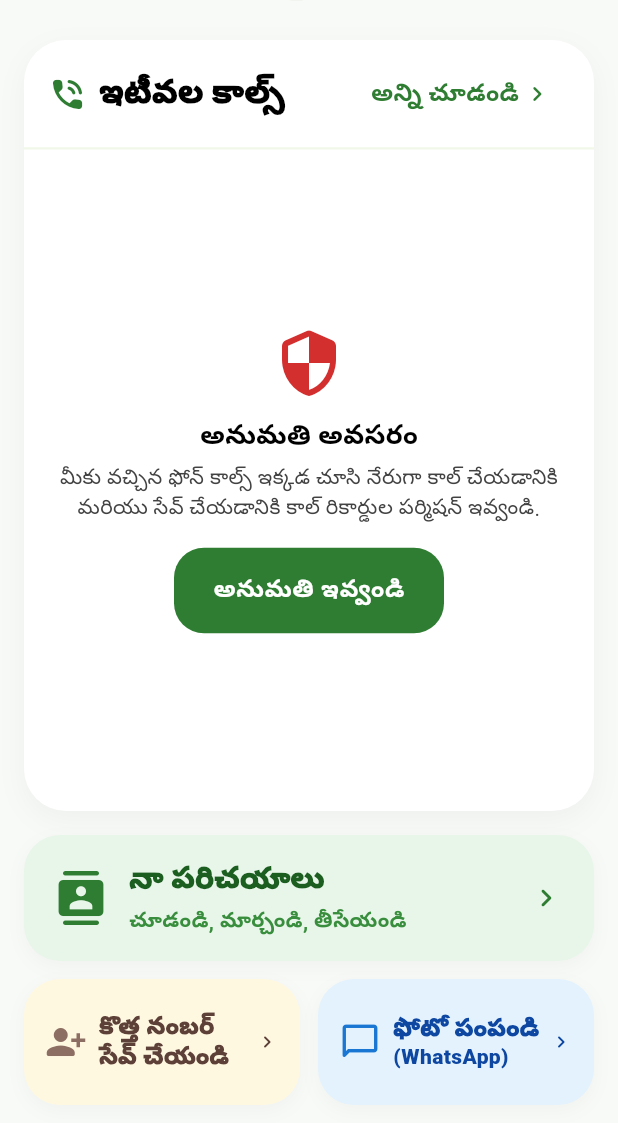
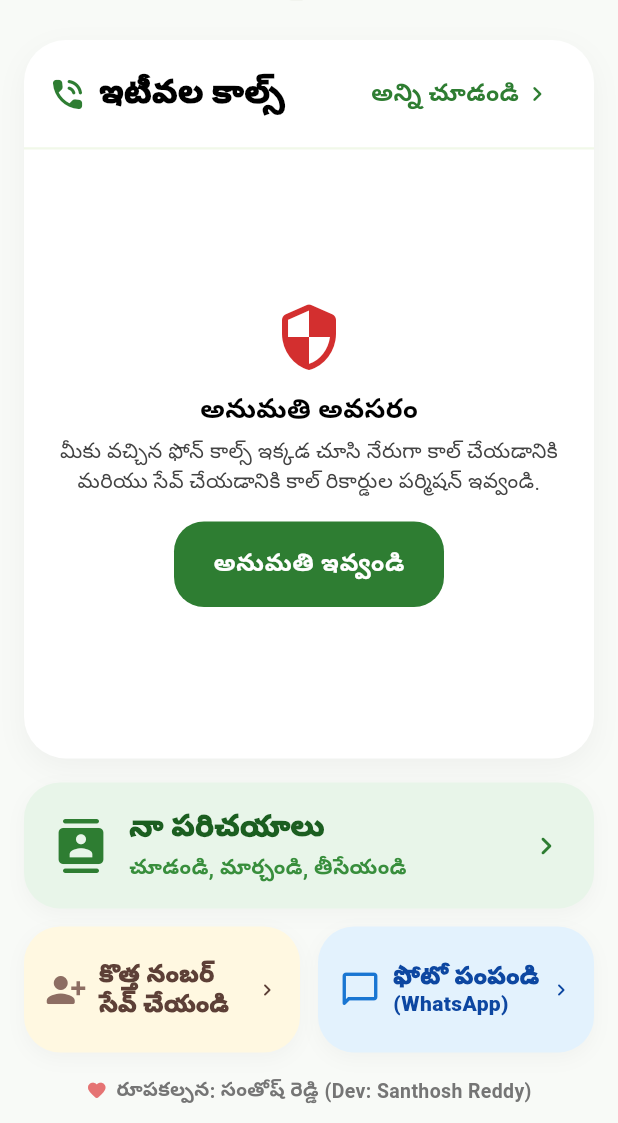
Before and after one commit to santjsx/EasySave, a Flutter app: the screen it shows after launch, on a phone screen of 412 x 824 dp, the part 113-1236 px from its top. Run offline on Flutter 3.47's test engine with Material 3 defaults, Android fonts, the phone set to English and light mode, and no system bars; our stand-ins replace flutter_contacts, flutter_image_compress, flutter_riverpod, go_router, image_picker, permission_handler and 3 more; missing offline and left inert: call_log; Roboto replaces fonts that are missing (NotoSansTelugu); statements that could not run were skipped.

Commit message:
feat: Add cool & minimal dev credits as Santhosh Reddy at bottom of home screen

```diff
--- a/lib/screens/home/home_screen.dart
+++ b/lib/screens/home/home_screen.dart
@@ -408,6 +408,28 @@ class HomeScreen extends ConsumerWidget {
                       ],
                     ),
                   ),
+                  const SizedBox(height: 16.0),
+                  // Cool & minimal developer credits as Santhosh Reddy
+                  Row(
+                    mainAxisAlignment: MainAxisAlignment.center,
+                    children: [
+                      Icon(
+                        Icons.favorite_rounded,
+                        size: 14.0,
+                        color: Colors.red[300],
+                      ),
+                      const SizedBox(width: 6.0),
+                      const Text(
+                        'రూపకల్పన: సంతోష్ రెడ్డి (Dev: Santhosh Reddy)',
+                        style: TextStyle(
+                          fontSize: 13.0,
+                          fontWeight: FontWeight.bold,
+                          color: Color(0xFF757575),
+                          fontFamily: 'NotoSansTelugu',
+                        ),
+                      ),
+                    ],
+                  ),
                 ],
               ),
             ],
```
